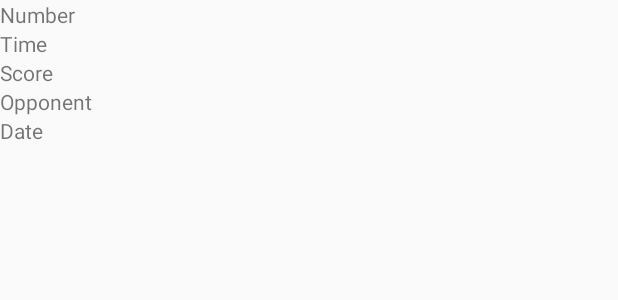
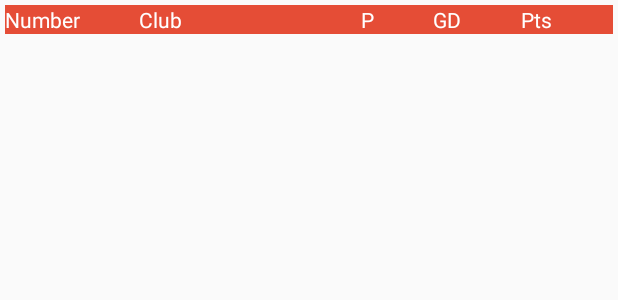
Before and after one commit to muscn/muscn4android, an Android app: the layout league_table_row.xml on its own in the app's theme, with its tools: preview values and no code run, on a phone screen of 412 x 824 dp. Shown: the top 300 px of the screen. Run offline under Robolectric (Android 15) with nearby library versions, the phone set to English and light mode, and no system bars.

Commit message:
Data refresh onBackPressed fixed and league table data api integrated, but league table view not finalized

```diff
--- a/app/src/main/java/com/awecode/muscn/util/retrofit/MuscnApiInterface.java
+++ b/app/src/main/java/com/awecode/muscn/util/retrofit/MuscnApiInterface.java
@@ -1,6 +1,9 @@
 package com.awecode.muscn.util.retrofit;
 
 import com.awecode.muscn.model.http.fixtures.FixturesResponse;
+import com.awecode.muscn.model.http.leaguetable.LeagueTableResponse;
+
+import java.util.List;
 
 import retrofit2.http.GET;
 import rx.Observable;
@@ -13,6 +16,7 @@ public interface MuscnApiInterface {
     @GET("api/v1/fixtures")
     Observable<FixturesResponse> getFixtures();
 
-
+    @GET("api/v1/league_table")
+    Observable<List<LeagueTableResponse>> getLeague();
 
 }
--- a/app/src/main/java/com/awecode/muscn/views/HomeActivity.java
+++ b/app/src/main/java/com/awecode/muscn/views/HomeActivity.java
@@ -14,8 +14,6 @@ public class HomeActivity extends BaseActivity {
     @Override
     protected void onCreate(Bundle savedInstanceState) {
         super.onCreate(savedInstanceState);
-
-        showProgressView(getString(R.string.loading_fixtures));
         openFragmentNoHistory(HomeFragment.newInstance());
         setupFloatingActionButton();
     }
--- a/app/src/main/java/com/awecode/muscn/views/MasterFragment.java
+++ b/app/src/main/java/com/awecode/muscn/views/MasterFragment.java
@@ -50,5 +50,8 @@ public abstract class MasterFragment extends Fragment {
         mApiInterface = ((BaseActivity) mContext).mApiInterface;
         return mApiInterface;
     }
+    public void showProgressView(String message){
+        ((BaseActivity) mContext).showProgressView(message);
+    }
 
 }
--- a/app/src/main/res/layout/activity_home.xml
+++ b/app/src/main/res/layout/activity_home.xml
@@ -33,6 +33,7 @@
                     android:src="@mipmap/ic_launcher" />
 
                 <TextView
+                    android:id="@+id/title"
                     android:layout_width="match_parent"
                     android:layout_height="wrap_content"
                     android:layout_marginLeft="3dp"
@@ -100,7 +101,6 @@
                 android:layout_width="wrap_content"
                 android:layout_height="wrap_content"
                 android:src="@drawable/ic_menu_icon"
-                android:visibility="gone"
                 fab:fab_label="EPL Matchweek" />
 
             <com.github.clans.fab.FloatingActionButton
--- a/app/src/main/res/layout/league_table_row.xml
+++ b/app/src/main/res/layout/league_table_row.xml
@@ -1,33 +1,51 @@
 <?xml version="1.0" encoding="utf-8"?>
 <LinearLayout xmlns:android="http://schemas.android.com/apk/res/android"
     android:layout_width="match_parent"
-    android:layout_height="match_parent"
-    android:orientation="vertical">
+    android:background="@color/colorPrimary"
+    android:layout_height="wrap_content"
+    android:orientation="horizontal"
+    android:layout_margin="3dp"
+    android:weightSum="7">
 
     <TextView
-        android:layout_width="match_parent"
+        android:id="@+id/serialNumber"
+        android:layout_width="wrap_content"
         android:layout_height="wrap_content"
-        android:text="Number" />
+        android:textColor="@color/white"
+        android:text="Number"
+        android:layout_weight="1"/>
 
     <TextView
-        android:layout_width="match_parent"
+        android:id="@+id/club"
+        android:layout_width="wrap_content"
         android:layout_height="wrap_content"
-        android:text="Time" />
+        android:textColor="@color/white"
+        android:text="Club"
+        android:layout_weight="3"/>
 
     <TextView
-        android:layout_width="match_parent"
+        android:id="@+id/p"
+        android:layout_width="wrap_content"
         android:layout_height="wrap_content"
-        android:text="Score" />
+        android:textColor="@color/white"
+        android:text="P"
+        android:layout_weight="1"/>
 
     <TextView
-        android:layout_width="match_parent"
+        android:id="@+id/gd"
+        android:layout_width="wrap_content"
         android:layout_height="wrap_content"
-        android:text="Opponent" />
+        android:textColor="@color/white"
+        android:text="GD"
+        android:layout_weight="1"/>
 
     <TextView
-        android:layout_width="match_parent"
+        android:id="@+id/pts"
+        android:layout_width="wrap_content"
         android:layout_height="wrap_content"
-        android:text="Date" />
+        android:textColor="@color/white"
+        android:text="Pts"
+        android:layout_weight="1"/>
 
 
 </LinearLayout>
--- a/app/src/main/res/values/strings.xml
+++ b/app/src/main/res/values/strings.xml
@@ -10,4 +10,8 @@
     <string name="secs">SECS</string>
     <string name="loading_fixtures">Loading fixtures...</string>
     <string name="manchester_united">Manchester United</string>
+    <string name="loading_league_table">Loading league table...</string>
+    <string name="league_table">League Table</string>
+
+
 </resources>
```
Also changed, not shown: app/src/main/java/com/awecode/muscn/adapter/LeagueTableAdapter.java (added, +73 -0 lines), app/src/main/java/com/awecode/muscn/model/http/leaguetable/LeagueTableResponse.java (added, +276 -0 lines), app/src/main/java/com/awecode/muscn/views/BaseActivity.java (+7 -0 lines), app/src/main/java/com/awecode/muscn/views/LeagueTableFragment.java (deleted, +0 -42 lines), app/src/main/java/com/awecode/muscn/views/home/HomeFragment.java (+5 -2 lines), app/src/main/java/com/awecode/muscn/views/league/LeagueTableFragment.java (added, +95 -0 lines), app/src/main/res/layout/league_table_fragment.xml (added, +16 -0 lines).
